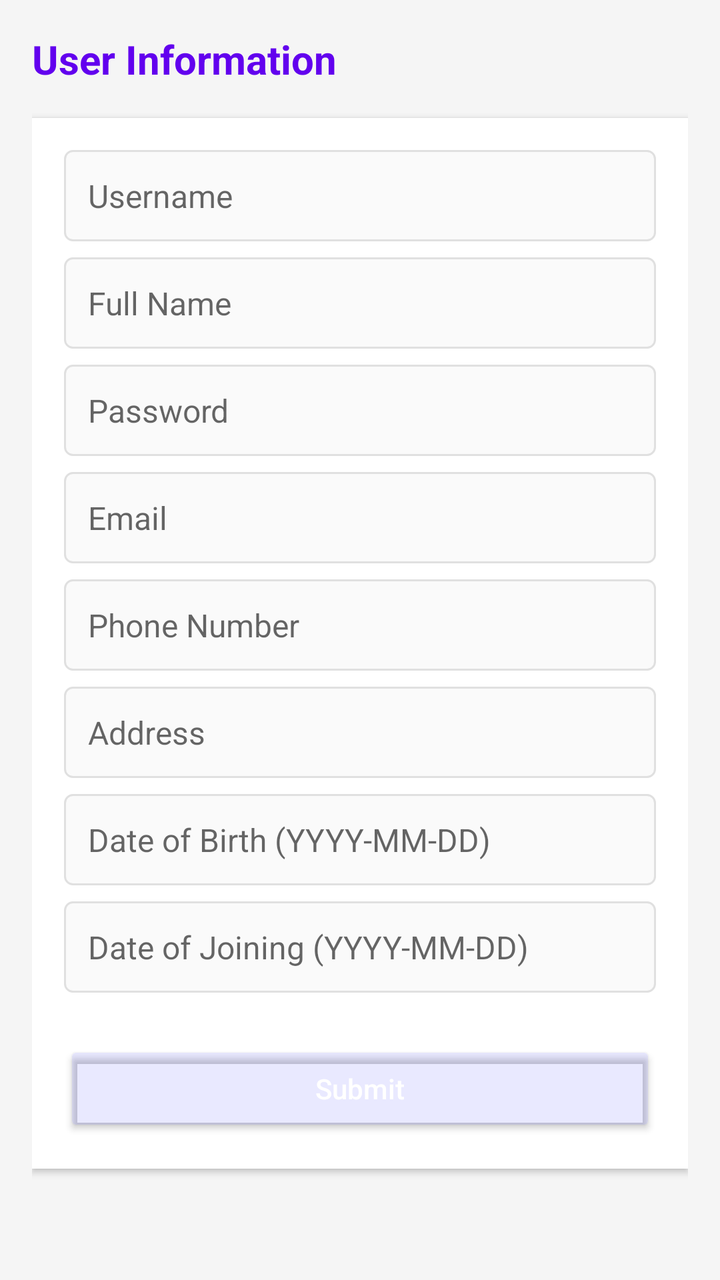
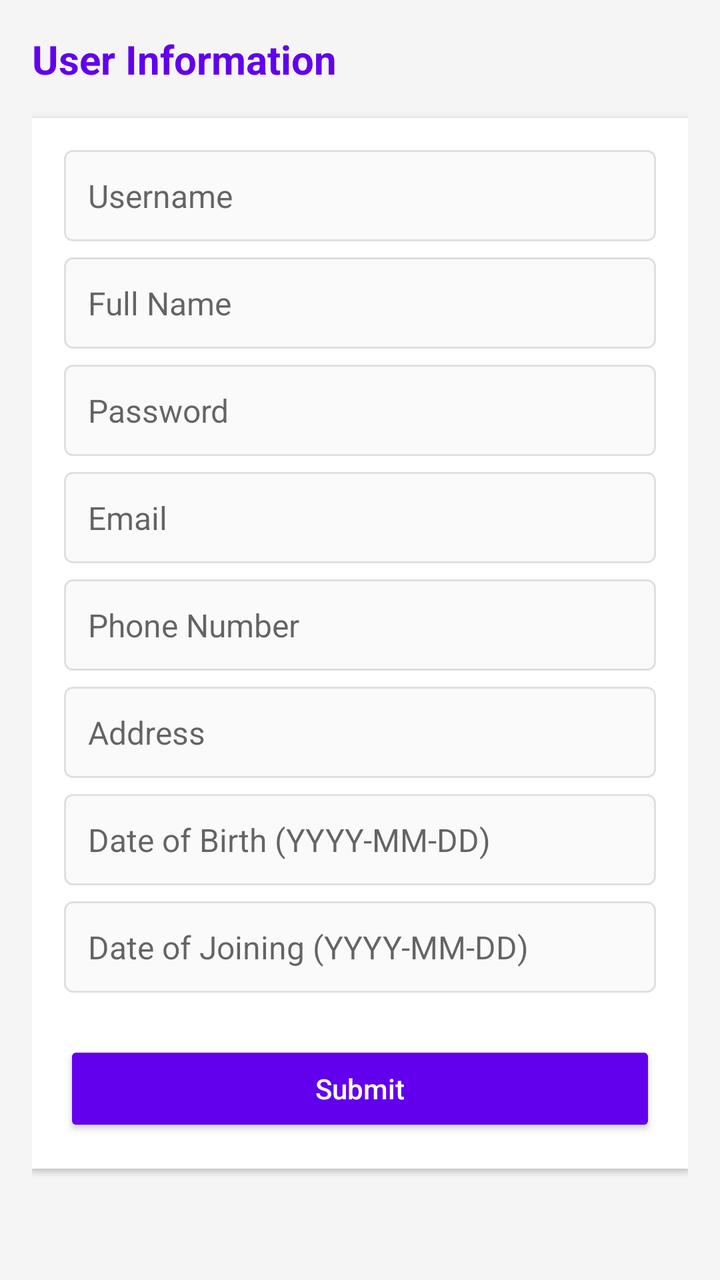

Screens rendered from an Android XML layout before and after an edit, with the pre-edit source and the edit as a unified diff.
<!-- AndroidManifest.xml: application theme Theme.AppCompat.Light.DarkActionBar -->
<!-- res/layout/dialog_admin_form.xml -->
<?xml version="1.0" encoding="utf-8"?>
<ScrollView xmlns:android="http://schemas.android.com/apk/res/android"
    android:layout_width="match_parent"
    android:layout_height="match_parent"
    android:background="#f5f5f5"
    android:fillViewport="true">

    <LinearLayout
        android:orientation="vertical"
        android:layout_width="match_parent"
        android:layout_height="wrap_content"
        android:padding="16dp">

        <TextView
            android:layout_width="match_parent"
            android:layout_height="wrap_content"
            android:text="User Information"
            android:textSize="20sp"
            android:textColor="#6200EE"
            android:textStyle="bold"
            android:layout_marginBottom="16dp"/>

        <LinearLayout
            android:layout_width="match_parent"
            android:layout_height="wrap_content"
            android:orientation="vertical"
            android:background="@android:color/white"
            android:padding="16dp"
            android:elevation="2dp">

            <EditText
                android:id="@+id/etUsername"
                android:layout_width="match_parent"
                android:layout_height="wrap_content"
                android:hint="Username"
                android:inputType="text"
                android:textSize="16sp"
                android:padding="12dp"
                android:background="@drawable/edittext_bg"/>

            <EditText
                android:id="@+id/etFullName"
                android:layout_width="match_parent"
                android:layout_height="wrap_content"
                android:hint="Full Name"
                android:inputType="textPersonName"
                android:textSize="16sp"
                android:padding="12dp"
                android:layout_marginTop="8dp"
                android:background="@drawable/edittext_bg"/>

            <EditText
                android:id="@+id/etPassword"
                android:layout_width="match_parent"
                android:layout_height="wrap_content"
                android:hint="Password"
                android:inputType="textPassword"
                android:textSize="16sp"
                android:padding="12dp"
                android:layout_marginTop="8dp"
                android:background="@drawable/edittext_bg"/>

            <EditText
                android:id="@+id/etEmailId"
                android:layout_width="match_parent"
                android:layout_height="wrap_content"
                android:hint="Email"
                android:inputType="textEmailAddress"
                android:textSize="16sp"
                android:padding="12dp"
                android:layout_marginTop="8dp"
                android:background="@drawable/edittext_bg"/>

            <EditText
                android:id="@+id/etPhoneNo"
                android:layout_width="match_parent"
                android:layout_height="wrap_content"
                android:hint="Phone Number"
                android:inputType="phone"
                android:textSize="16sp"
                android:padding="12dp"
                android:layout_marginTop="8dp"
                android:background="@drawable/edittext_bg"/>

            <EditText
                android:id="@+id/etAddress"
                android:layout_width="match_parent"
                android:layout_height="wrap_content"
                android:hint="Address"
                android:inputType="textPostalAddress"
                android:textSize="16sp"
                android:padding="12dp"
                android:layout_marginTop="8dp"
                android:background="@drawable/edittext_bg"/>

            <EditText
                android:id="@+id/etDob"
                android:layout_width="match_parent"
                android:layout_height="wrap_content"
                android:hint="Date of Birth (YYYY-MM-DD)"
                android:inputType="date"
                android:textSize="16sp"
                android:padding="12dp"
                android:layout_marginTop="8dp"
                android:background="@drawable/edittext_bg"/>

            <EditText
                android:id="@+id/etDateOfJoining"
                android:layout_width="match_parent"
                android:layout_height="wrap_content"
                android:hint="Date of Joining (YYYY-MM-DD)"
                android:inputType="date"
                android:textSize="16sp"
                android:padding="12dp"
                android:layout_marginTop="8dp"
                android:background="@drawable/edittext_bg"/>

            <Button
                android:layout_width="match_parent"
                android:layout_height="48dp"
                android:text="Submit"
                android:layout_marginTop="24dp"
                android:backgroundTint="#181818ff"
                android:textColor="@android:color/white"
                android:textAllCaps="false"
                android:elevation="2dp"/>
        </LinearLayout>
    </LinearLayout>
</ScrollView>
<!-- resources referenced by this layout -->
<resources>
  <!-- drawable edittext_bg (drawable) -->
  <shape xmlns:android="http://schemas.android.com/apk/res/android">
      <solid android:color="#fafafa"/>
      <corners android:radius="4dp"/>
      <stroke android:width="1dp" android:color="#e0e0e0"/>
  </shape>
</resources>

<!-- the commit's change to res/layout/dialog_admin_form.xml (unified diff, before → after) -->
@@ -120,7 +120,7 @@
                 android:layout_height="48dp"
                 android:text="Submit"
                 android:layout_marginTop="24dp"
-                android:backgroundTint="#181818ff"
+                android:backgroundTint="#6200EE"
                 android:textColor="@android:color/white"
                 android:textAllCaps="false"
                 android:elevation="2dp"/>
